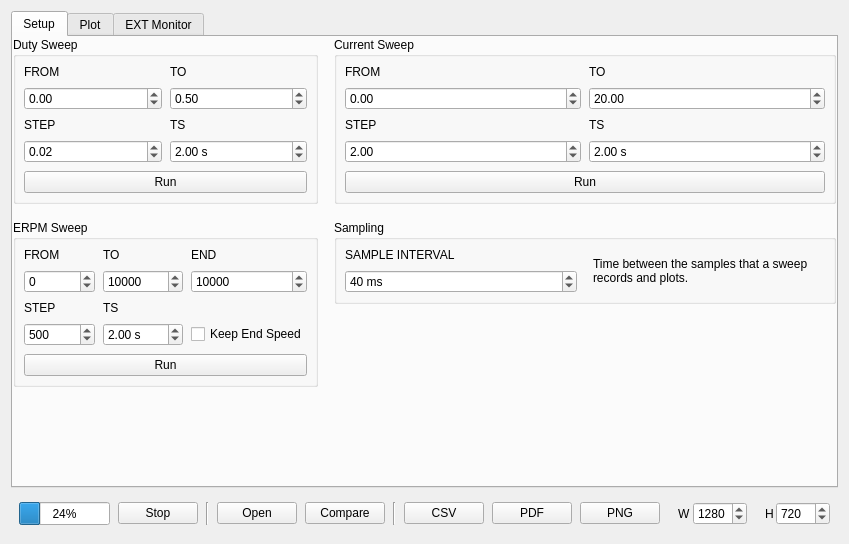
This is pages/pageexperiments.ui in Jfriesen222/vesc_tool as Qt 5 draws it before an edit. The edited form follows.
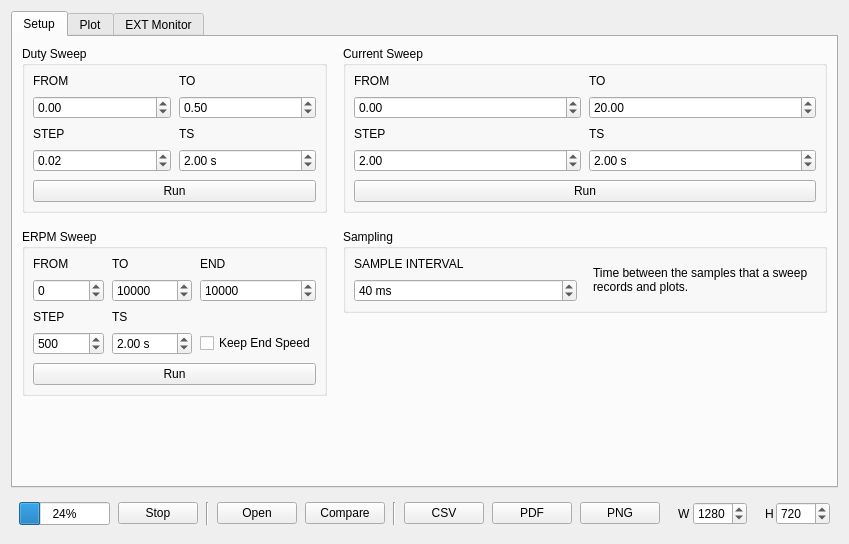
This is the edited form. Icons and pictures are not drawn. Custom widgets are drawn as their Qt base class.

What changed in the file:
```diff
--- a/pages/pageexperiments.ui
+++ b/pages/pageexperiments.ui
@@ -30,18 +30,6 @@
        <property name="spacing">
         <number>16</number>
        </property>
-       <property name="leftMargin">
-        <number>0</number>
-       </property>
-       <property name="topMargin">
-        <number>0</number>
-       </property>
-       <property name="rightMargin">
-        <number>0</number>
-       </property>
-       <property name="bottomMargin">
-        <number>0</number>
-       </property>
        <item row="0" column="0">
         <widget class="QGroupBox" name="groupBox">
          <property name="title">
```
Left out of the diff: 24 changed lines with no effect on the pictures.
